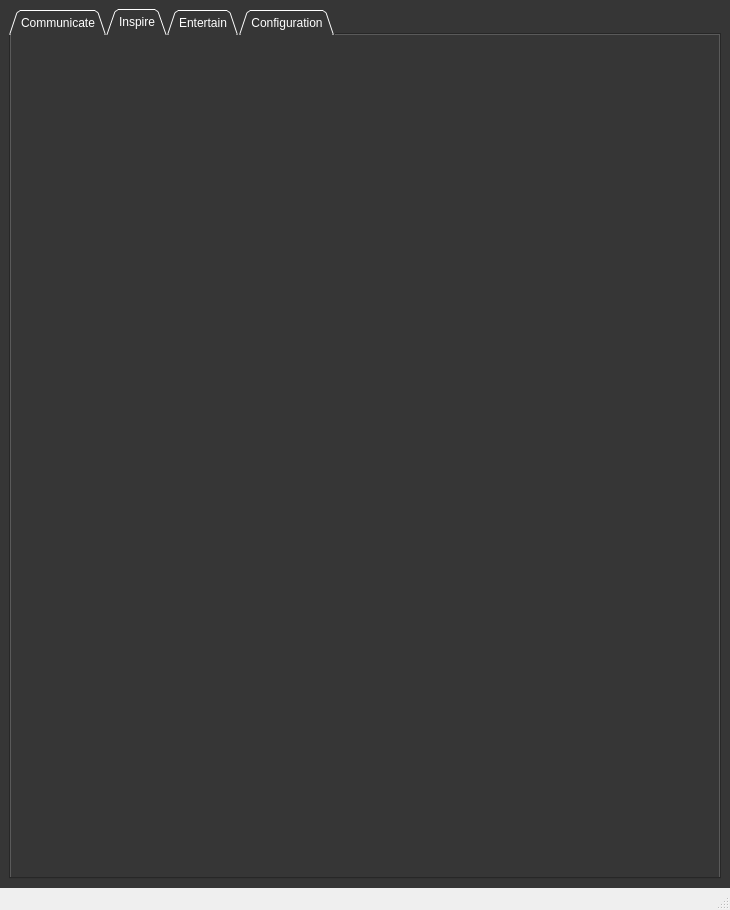
Above: main.ui from dorumeltei/capstone before the change. Below: the same form after it.
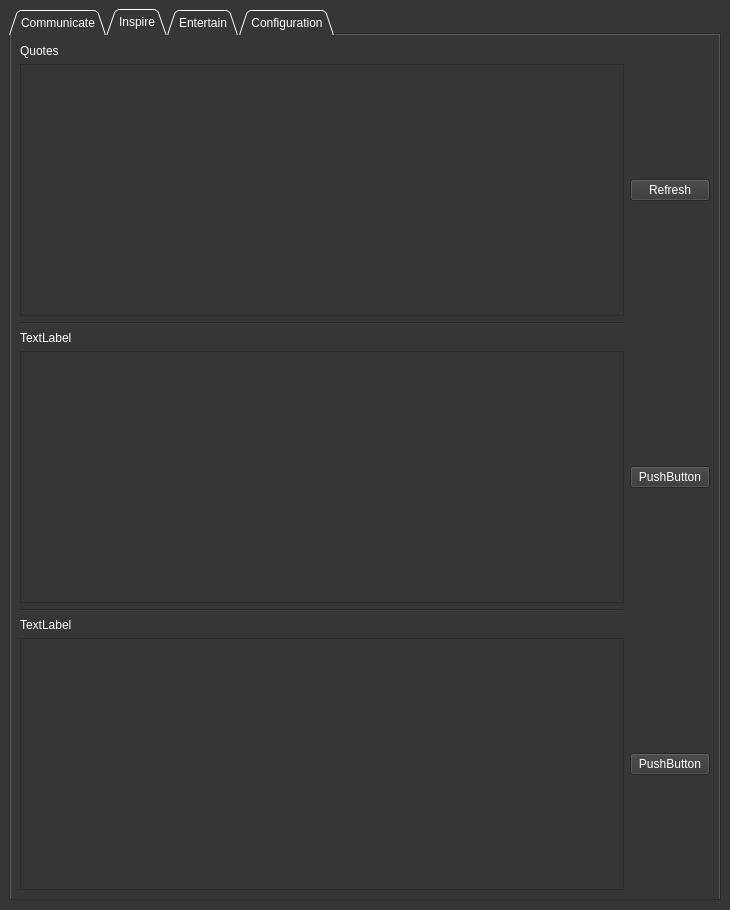
That is the form after the change. The open tabs and pages were chosen to show the change.

```diff
--- a/main.ui
+++ b/main.ui
@@ -41,7 +41,73 @@
        <attribute name="title">
         <string>Inspire</string>
        </attribute>
-       <layout class="QVBoxLayout" name="verticalLayout_4"/>
+       <layout class="QGridLayout" name="gridLayout">
+        <item row="3" column="0">
+         <widget class="QLabel" name="label_3">
+          <property name="text">
+           <string>TextLabel</string>
+          </property>
+         </widget>
+        </item>
+        <item row="4" column="1">
+         <widget class="QPushButton" name="pushButton">
+          <property name="text">
+           <string>PushButton</string>
+          </property>
+         </widget>
+        </item>
+        <item row="2" column="0">
+         <widget class="Line" name="line">
+          <property name="orientation">
+           <enum>Qt::Horizontal</enum>
+          </property>
+         </widget>
+        </item>
+        <item row="4" column="0">
+         <widget class="QTextBrowser" name="textBrowser_2"/>
+        </item>
+        <item row="6" column="0">
+         <widget class="QLabel" name="label_4">
+          <property name="text">
+           <string>TextLabel</string>
+          </property>
+         </widget>
+        </item>
+        <item row="7" column="0">
+         <widget class="QTextBrowser" name="textBrowser_3"/>
+        </item>
+        <item row="5" column="0">
+         <widget class="Line" name="line_2">
+          <property name="orientation">
+           <enum>Qt::Horizontal</enum>
+          </property>
+         </widget>
+        </item>
+        <item row="7" column="1">
+         <widget class="QPushButton" name="pushButton_2">
+          <property name="text">
+           <string>PushButton</string>
+          </property>
+         </widget>
+        </item>
+        <item row="0" column="0">
+         <widget class="QLabel" name="lbl_quotes">
+          <property name="text">
+           <string>Quotes</string>
+          </property>
+         </widget>
+        </item>
+        <item row="1" column="0">
+         <widget class="QTextBrowser" name="txt_browser_quotes"/>
+        </item>
+        <item row="1" column="1">
+         <widget class="QPushButton" name="btn_refresh_quote">
+          <property name="text">
+           <string>Refresh</string>
+          </property>
+         </widget>
+        </item>
+       </layout>
       </widget>
       <widget class="QWidget" name="tab_ent">
        <attribute name="title">
@@ -83,7 +149,6 @@
     </item>
    </layout>
   </widget>
-  <widget class="QStatusBar" name="statusbar"/>
  </widget>
  <resources/>
  <connections/>
```
Left out of the diff: 30 changed lines with no effect on the pictures.
